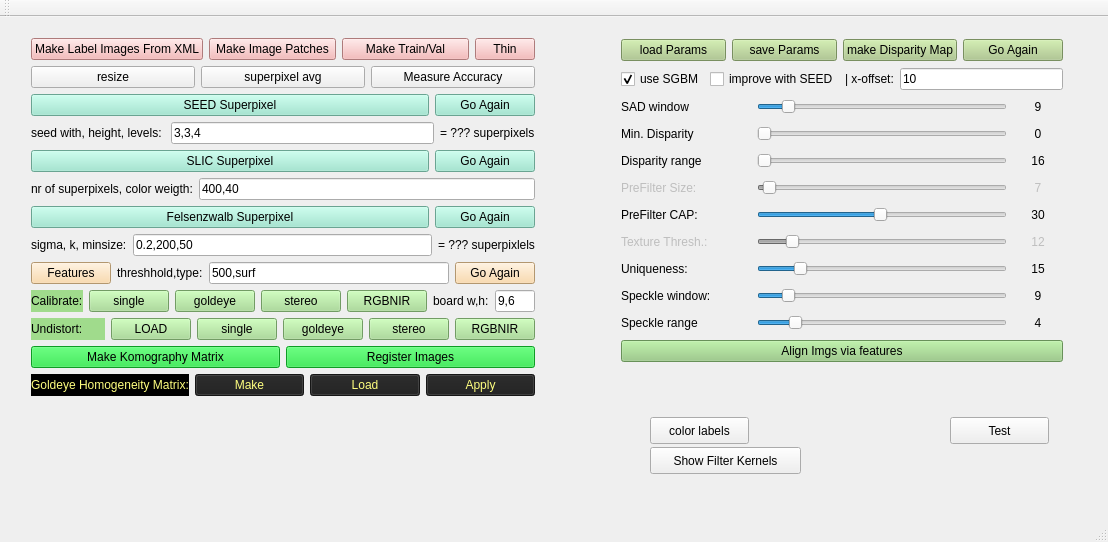
Qt form SegmentationHelper/mainwindow.ui (yudanaz/masterthesis) before a commit.
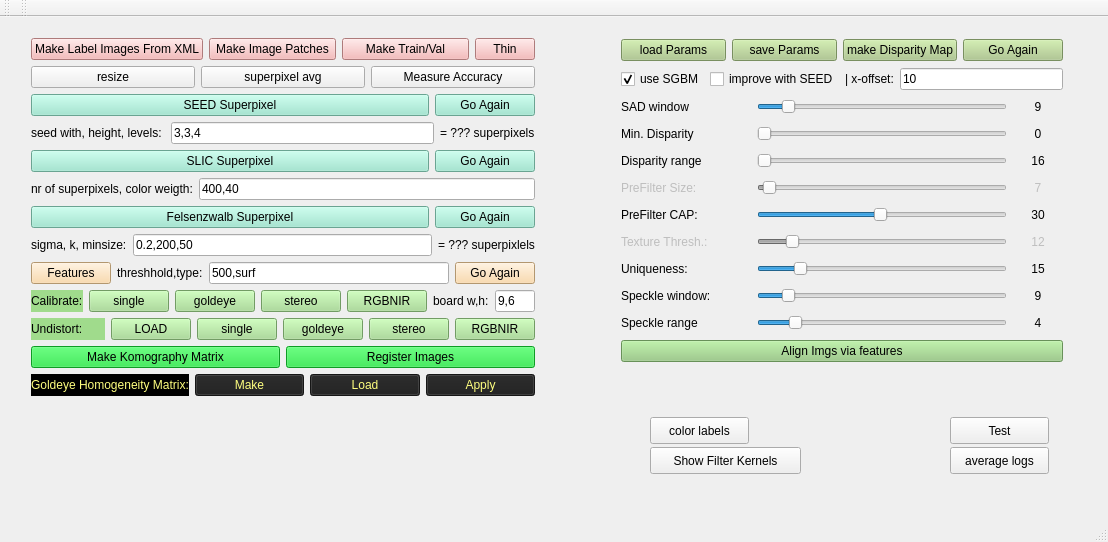
The same form after that commit.

The edit to the form file:
```diff
--- a/SegmentationHelper/mainwindow.ui
+++ b/SegmentationHelper/mainwindow.ui
@@ -1209,6 +1209,19 @@
      <string>Show Filter Kernels</string>
     </property>
    </widget>
+   <widget class="QPushButton" name="btn_avgLogs">
+    <property name="geometry">
+     <rect>
+      <x>950</x>
+      <y>430</y>
+      <width>99</width>
+      <height>27</height>
+     </rect>
+    </property>
+    <property name="text">
+     <string>average logs</string>
+    </property>
+   </widget>
   </widget>
   <widget class="QMenuBar" name="menuBar">
    <property name="geometry">
@@ -1229,6 +1242,17 @@
    </attribute>
   </widget>
   <widget class="QStatusBar" name="statusBar"/>
+  <widget class="QToolBar" name="toolBar">
+   <property name="windowTitle">
+    <string>toolBar</string>
+   </property>
+   <attribute name="toolBarArea">
+    <enum>TopToolBarArea</enum>
+   </attribute>
+   <attribute name="toolBarBreak">
+    <bool>false</bool>
+   </attribute>
+  </widget>
  </widget>
  <layoutdefault spacing="6" margin="11"/>
  <resources/>
```
